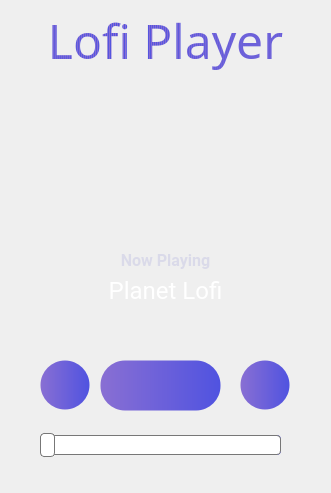
This is lofi.ui in Roshan-R/Lofi-Player as Qt 5 draws it before an edit. The edited form follows.
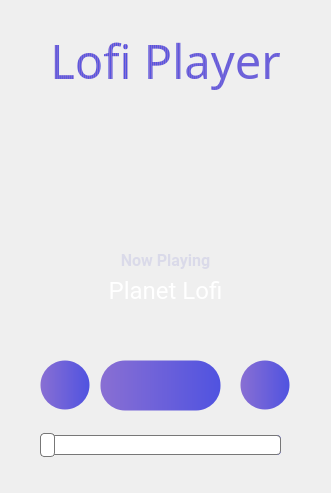
This is the edited form. Icons and pictures are not drawn.

Diff of the .ui file:
```diff
--- a/lofi.ui
+++ b/lofi.ui
@@ -155,7 +155,7 @@
     <property name="geometry">
      <rect>
       <x>0</x>
-      <y>10</y>
+      <y>30</y>
       <width>331</width>
       <height>61</height>
      </rect>
@@ -163,7 +163,7 @@
     <property name="font">
      <font>
       <family>Bebas Neue</family>
-      <pointsize>36</pointsize>
+      <pointsize>35</pointsize>
       <weight>50</weight>
       <bold>false</bold>
      </font>
```
